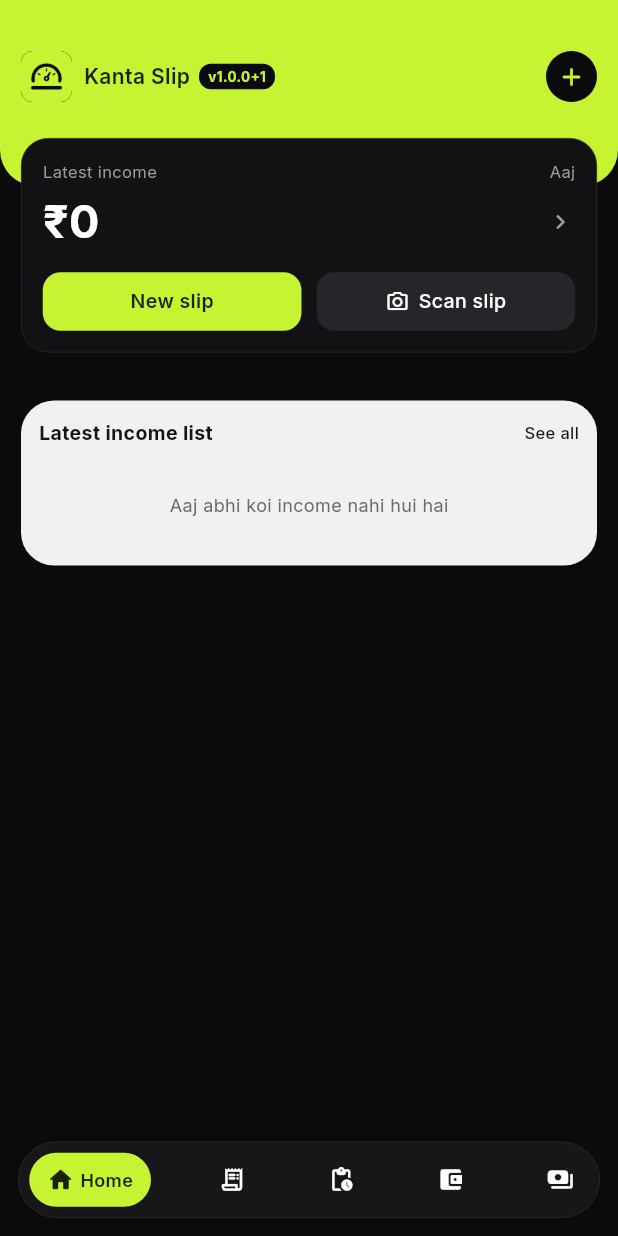
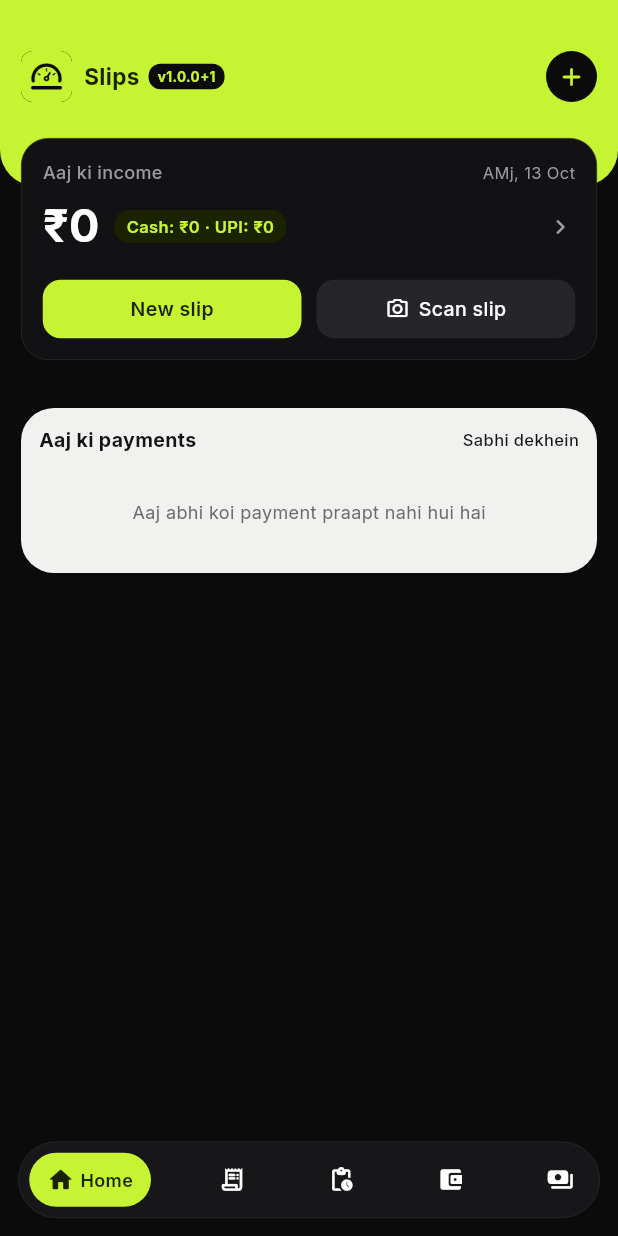
Before and after one commit to DINESH0768/JOSHI-SALES, a Flutter app: the screen it shows after launch, on a phone screen of 412 x 824 dp. Run offline on Flutter 3.47's test engine with Material 3 defaults, Android fonts, the phone set to English and light mode, and no system bars; our stand-ins replace audioplayers, camera, drift, fl_chart, flutter_riverpod, flutter_secure_storage and 8 more; missing offline and left inert: google_mlkit_text_recognition, screen_brightness; accounts and stored records are empty; generated files the repository leaves out were written again.

Commit message:
Fix manual slip save button error handling, app name, logo, and home income card
Co-authored-by: DINESH0768 <161393071+DINESH0768@users.noreply.github.com>

```diff
--- a/lib/features/home/presentation/home_screen.dart
+++ b/lib/features/home/presentation/home_screen.dart
@@ -19,8 +19,10 @@ class HomeScreen extends StatefulWidget {
 
 class _HomeScreenState extends State<HomeScreen> {
   late PaymentService _paymentService;
-  PaymentsTableData? _latestPayment;
   List<PaymentsTableData> _todayPayments = [];
+  int _todayTotal = 0;
+  int _cashTotal = 0;
+  int _upiTotal = 0;
 
   @override
   void initState() {
@@ -32,13 +34,16 @@ class _HomeScreenState extends State<HomeScreen> {
   Future<void> _loadData() async {
     final summary = await _paymentService.getIncomeSummaryForDate(DateTime.now());
     final payments = summary['payments'] as List<PaymentsTableData>? ?? [];
+    final cash = summary['cashTotal'] as int? ?? 0;
+    final upi = summary['upiTotal'] as int? ?? 0;
+    final total = summary['total'] as int? ?? 0;
 
     if (mounted) {
       setState(() {
         _todayPayments = payments;
-        if (payments.isNotEmpty) {
-          _latestPayment = payments.first;
-        }
+        _cashTotal = cash;
+        _upiTotal = upi;
+        _todayTotal = total;
       });
     }
   }
@@ -83,11 +88,11 @@ class _HomeScreenState extends State<HomeScreen> {
                     ),
                     const SizedBox(width: 8),
                     const Text(
-                      'Kanta Slip',
+                      'Slips',
                       style: TextStyle(
                         color: AppColors.onLime,
-                        fontSize: 14,
-                        fontWeight: FontWeight.w600,
+                        fontSize: 15,
+                        fontWeight: FontWeight.w700,
                       ),
                     ),
                     const SizedBox(width: 6),
@@ -126,7 +131,7 @@ class _HomeScreenState extends State<HomeScreen> {
               ),
             ),
 
-            // Overlapping Card (.ovl) - Latest Income
+            // Overlapping Card (.ovl) - Aaj ki income
             Transform.translate(
               offset: const Offset(0, -32),
               child: Container(
@@ -143,34 +148,33 @@ class _HomeScreenState extends State<HomeScreen> {
                     Row(
                       mainAxisAlignment: MainAxisAlignment.spaceBetween,
                       children: [
-                        const Text('Latest income', style: TextStyle(color: AppColors.muted, fontSize: 11)),
+                        const Text('Aaj ki income', style: TextStyle(color: AppColors.muted, fontSize: 12, fontWeight: FontWeight.w500)),
                         Text(
-                          _latestPayment != null ? DateFormat('aaj, dd MMM').format(_latestPayment!.receivedAt) : 'Aaj',
+                          DateFormat('aaj, dd MMM').format(DateTime.now()),
                           style: const TextStyle(color: AppColors.muted, fontSize: 11),
                         ),
                       ],
                     ),
-                    const SizedBox(height: 4),
+                    const SizedBox(height: 6),
                     GestureDetector(
                       onTap: () => context.push('/income/today'),
                       child: Row(
                         children: [
                           CountUpText(
-                            value: _latestPayment != null ? _latestPayment!.amount : 0,
+                            value: _todayTotal,
                             style: const TextStyle(color: AppColors.text, fontSize: 30, fontWeight: FontWeight.bold),
                           ),
-                          const SizedBox(width: 8),
-                          if (_latestPayment != null)
+                          const SizedBox(width: 10),
                           Container(
                             padding: const EdgeInsets.symmetric(horizontal: 8, vertical: 3),
                             decoration: BoxDecoration(
-                                color: _latestPayment!.mode == 'cash' ? AppColors.limeTintBg : AppColors.upiBg,
+                              color: AppColors.limeTintBg,
                               borderRadius: BorderRadius.circular(10),
                             ),
                             child: Text(
-                                _latestPayment!.mode == 'cash' ? 'Cash' : 'UPI',
-                                style: TextStyle(
-                                  color: _latestPayment!.mode == 'cash' ? AppColors.lime : AppColors.upiBlue,
+                              'Cash: ₹$_cashTotal · UPI: ₹$_upiTotal',
+                              style: const TextStyle(
+                                color: AppColors.lime,
                                 fontSize: 11,
                                 fontWeight: FontWeight.w600,
                               ),
@@ -181,7 +185,7 @@ class _HomeScreenState extends State<HomeScreen> {
                         ],
                       ),
                     ),
-                    const SizedBox(height: 12),
+                    const SizedBox(height: 14),
                     Row(
                       children: [
                         Expanded(
@@ -227,7 +231,7 @@ class _HomeScreenState extends State<HomeScreen> {
               ),
             ),
 
-            // Light Rounded Sheet (.sheet) - Income List
+            // Light Rounded Sheet (.sheet) - Aaj ki payments
             Container(
               margin: const EdgeInsets.only(left: 14, right: 14, bottom: 20),
               padding: const EdgeInsets.all(12),
@@ -240,10 +244,10 @@ class _HomeScreenState extends State<HomeScreen> {
                   Row(
                     mainAxisAlignment: MainAxisAlignment.spaceBetween,
                     children: [
-                      const Text('Latest income list', style: TextStyle(color: AppColors.lightText, fontSize: 13, fontWeight: FontWeight.bold)),
+                      const Text('Aaj ki payments', style: TextStyle(color: AppColors.lightText, fontSize: 13, fontWeight: FontWeight.bold)),
                       GestureDetector(
                         onTap: () => context.push('/income/history'),
-                        child: const Text('See all', style: TextStyle(color: AppColors.lightText, fontSize: 11, fontWeight: FontWeight.w500)),
+                        child: const Text('Sabhi dekhein', style: TextStyle(color: AppColors.lightText, fontSize: 11, fontWeight: FontWeight.w500)),
                       ),
                     ],
                   ),
@@ -251,7 +255,7 @@ class _HomeScreenState extends State<HomeScreen> {
                   if (_todayPayments.isEmpty)
                     const Padding(
                       padding: EdgeInsets.symmetric(vertical: 20),
-                      child: Text('Aaj abhi koi income nahi hui hai', style: TextStyle(color: Color(0xFF6B6B6B), fontSize: 12)),
+                      child: Text('Aaj abhi koi payment praapt nahi hui hai', style: TextStyle(color: Color(0xFF6B6B6B), fontSize: 12)),
                     )
                   else
                     Column(
--- a/lib/features/splash/presentation/splash_screen.dart
+++ b/lib/features/splash/presentation/splash_screen.dart
@@ -32,7 +32,7 @@ class SplashScreen extends StatelessWidget {
               const SizedBox(height: 14),
               // App Title
               const Text(
-                'Kanta Slip',
+                'Slips',
                 style: TextStyle(
                   color: AppColors.text,
                   fontSize: 26,
@@ -42,7 +42,7 @@ class SplashScreen extends StatelessWidget {
               const SizedBox(height: 4),
               // Subtitle in Lime
               const Text(
-                'कांटा स्लिप',
+                'स्लिप्स',
                 style: TextStyle(
                   color: AppColors.lime,
                   fontSize: 16,
--- a/lib/main.dart
+++ b/lib/main.dart
@@ -14,7 +14,7 @@ class KantaSlipApp extends StatelessWidget {
   @override
   Widget build(BuildContext context) {
     return MaterialApp.router(
-      title: 'Kanta Slip',
+      title: 'Slips',
       debugShowCheckedModeBanner: false,
       theme: AppTheme.darkTheme,
       routerConfig: appRouter,
```
Also changed, not shown: lib/features/slips/presentation/new_slip_screen.dart (+8 -1 lines), 36 other files. Lines whose indentation alone changed are shown as unchanged.
